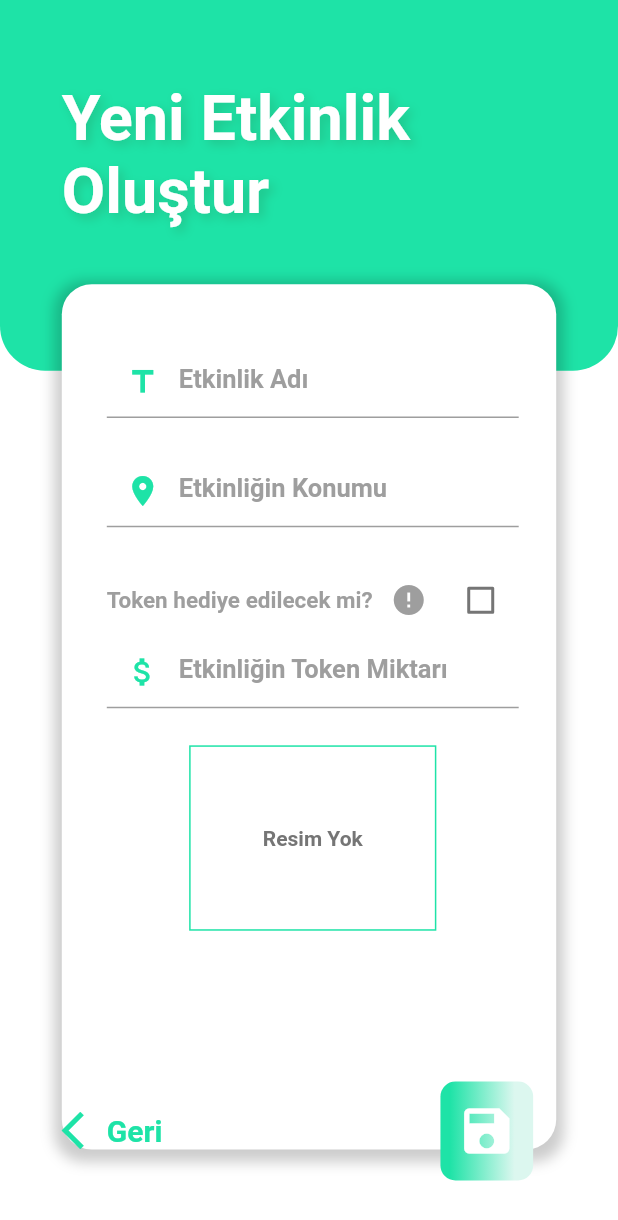
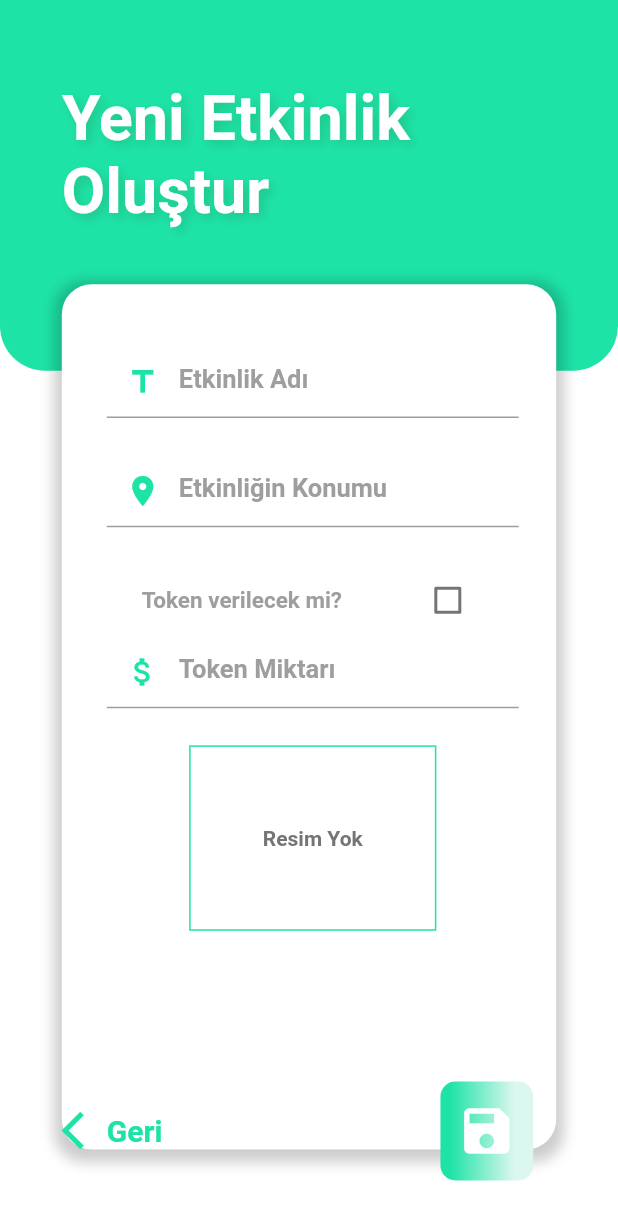
Before and after one commit to MrBuluc/mvrg_app, a Flutter app: the CreateEventPage screen opened directly, on a phone screen of 412 x 824 dp. Shown: the top 1220 px of the screen. Run offline on Flutter 3.47's test engine with Material 2 defaults, Android fonts, the phone set to English and light mode, and no system bars; our stand-ins replace awesome_dialog, cloud_firestore, connectivity_plus, firebase_auth, firebase_core, firebase_storage and 2 more; accounts and stored records are empty; Roboto replaces fonts that are missing (Catamaran).

Commit message:
updated some designs for diffrent resulations

```diff
--- a/lib/ui/badges_page/create_and_update_badge_page.dart
+++ b/lib/ui/badges_page/create_and_update_badge_page.dart
@@ -151,7 +151,8 @@ class _CreateAndUpdateBadgePageState extends State<CreateAndUpdateBadgePage> {
                         top: size.width * .05, right: 30, left: 30),
                     child: Stack(
                       children: [
-                        Column(
+                        SingleChildScrollView(
+                          child: Column(
                             crossAxisAlignment: CrossAxisAlignment.start,
                             children: [
                               TextFormFieldC(
@@ -190,12 +191,13 @@ class _CreateAndUpdateBadgePageState extends State<CreateAndUpdateBadgePage> {
                                 height: size.height * .03,
                               ),
                               if (badge != null)
-                              buildHoldersRow("Rozete atanacak kişi:", true),
+                                buildHoldersRow("Atanacak kişi:", true),
                               if (badge != null)
                                 buildHoldersRow("Kişinin seviyesi:", false),
                               ImageFile(
                                   child: buildImage(), onTap: galeriResimUpload)
                             ],
+                          ),
                         ),
                         if (image != null)
                           GestureDetector(
--- a/lib/ui/events_page/create_event_page.dart
+++ b/lib/ui/events_page/create_event_page.dart
@@ -149,18 +149,15 @@ class _CreateEventPageState extends State<CreateEventPage> {
                           Container(
                             alignment: Alignment.centerLeft,
                             child: Row(
+                              mainAxisAlignment: MainAxisAlignment.spaceAround,
                               children: [
-                                Text(
-                                  "Token hediye edilecek mi?",
-                                  style: textFormFieldHintStyle.copyWith(
-                                      fontSize: 15),
-                                ),
-                                IconButton(
-                                  icon: const Icon(
-                                    Icons.error,
-                                    color: Colors.grey,
+                                GestureDetector(
+                                  child: Text(
+                                    "Token verilecek mi?",
+                                    style: textFormFieldHintStyle.copyWith(
+                                        fontSize: 15),
                                   ),
-                                  onPressed: () {
+                                  onTap: () {
                                     AwesomeDialog(
                                             context: context,
                                             dialogType: DialogType.INFO,
@@ -191,7 +188,7 @@ class _CreateEventPageState extends State<CreateEventPage> {
                             styleColor: Colors.grey,
                             controller: priceCnt,
                             iconData: Icons.attach_money,
-                            hintText: "Etkinliğin Token Miktarı",
+                            hintText: "Token Miktarı",
                             validator: checkPrice,
                             textInputType: TextInputType.number,
                           ),
--- a/lib/ui/events_page/event_details_page.dart
+++ b/lib/ui/events_page/event_details_page.dart
@@ -90,6 +90,7 @@ class _EventDetailsPageState extends State<EventDetailsPage> {
                 Text(
                   "Buluşma Yeri: " + widget.event.location!,
                   style: miniHeader2,
+                  textAlign: TextAlign.center,
                 )
               ],
             ),
--- a/lib/ui/events_page/events_page.dart
+++ b/lib/ui/events_page/events_page.dart
@@ -60,7 +60,8 @@ class _EventsPageState extends State<EventsPage> {
     return Row(
       children: [
         Padding(
-          padding: EdgeInsets.only(left: size.width * .25),
+          padding: EdgeInsets.only(
+              left: admin ? size.width * .15 : size.width * .25),
           child: const Text(
             "MvRG App",
             style: headerText,
```
Also changed, not shown: lib/ui/badges_page/info_badge_page.dart (+11 -16 lines). Lines whose indentation alone changed are shown as unchanged.
